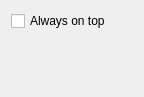
Qt form Src.QT/tt3-skin-slim/SlimSkinPreferencesEditor.ui (akapustiatyahoocouk/TimeTracker3) before a commit.
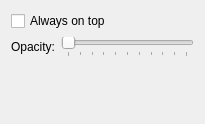
The same form after that commit.

```diff
--- a/Src.QT/tt3-skin-slim/SlimSkinPreferencesEditor.ui
+++ b/Src.QT/tt3-skin-slim/SlimSkinPreferencesEditor.ui
@@ -6,22 +6,35 @@
    <rect>
     <x>0</x>
     <y>0</y>
-    <width>144</width>
-    <height>97</height>
+    <width>205</width>
+    <height>124</height>
    </rect>
   </property>
   <property name="windowTitle">
    <string>Form</string>
   </property>
   <layout class="QGridLayout" name="gridLayout">
-   <item row="0" column="0">
-    <widget class="QCheckBox" name="alwaysOnTopCheckBox">
-     <property name="text">
-      <string>Always on top</string>
-     </property>
-    </widget>
-   </item>
    <item row="1" column="0">
+    <widget class="QLabel" name="opacityLabel">
+     <property name="text">
+      <string>Opacity:</string>
+     </property>
+    </widget>
+   </item>
+   <item row="1" column="1">
+    <widget class="QSlider" name="opacitySlider">
+     <property name="maximum">
+      <number>100</number>
+     </property>
+     <property name="orientation">
+      <enum>Qt::Orientation::Horizontal</enum>
+     </property>
+     <property name="tickPosition">
+      <enum>QSlider::TickPosition::TicksBelow</enum>
+     </property>
+    </widget>
+   </item>
+   <item row="2" column="0" colspan="2">
     <spacer name="verticalSpacer">
      <property name="orientation">
       <enum>Qt::Orientation::Vertical</enum>
@@ -34,6 +47,13 @@
      </property>
     </spacer>
    </item>
+   <item row="0" column="0" colspan="2">
+    <widget class="QCheckBox" name="alwaysOnTopCheckBox">
+     <property name="text">
+      <string>Always on top</string>
+     </property>
+    </widget>
+   </item>
   </layout>
  </widget>
  <resources/>
```
